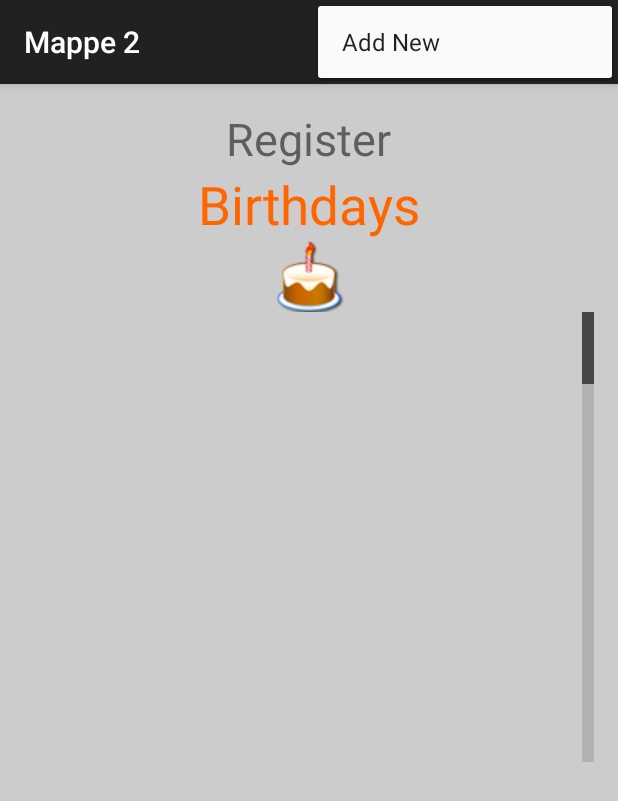
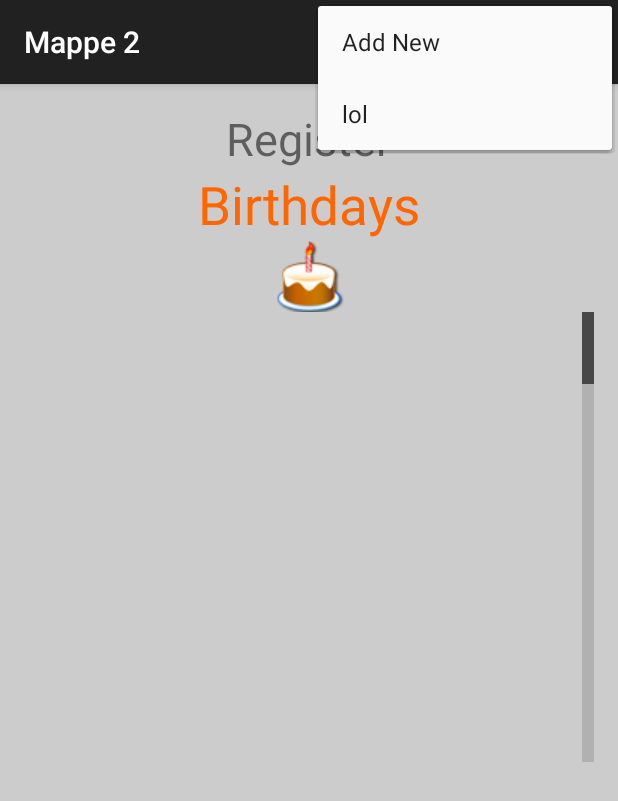
Before and after one commit to s198520/Mappe2, an Android app: the screen it shows after launch (MainActivity), with the options menu open, on a phone screen of 412 x 824 dp. Shown: the top 801 px of the screen. Run offline under Robolectric (Android 15) with nearby library versions, the phone set to English and light mode, and no system bars.

Commit message:
endra på misc ting

```diff
--- a/app/src/main/java/com/example/bilal/mappe2/DisplayContact.java
+++ b/app/src/main/java/com/example/bilal/mappe2/DisplayContact.java
@@ -4,6 +4,7 @@ package com.example.bilal.mappe2;
  * Created by bilal on 10/16/2015.
  */
 
+import android.app.ActionBar;
 import android.os.Bundle;
 import android.app.Activity;
 import android.app.AlertDialog;
--- a/app/src/main/java/com/example/bilal/mappe2/MainActivity.java
+++ b/app/src/main/java/com/example/bilal/mappe2/MainActivity.java
@@ -1,11 +1,13 @@
 package com.example.bilal.mappe2;
 
+import android.app.ActionBar;
 import android.content.Intent;
 import android.support.v7.app.ActionBarActivity;
 import android.os.Bundle;
 
 import android.view.KeyEvent;
 import android.view.Menu;
+import android.view.MenuInflater;
 import android.view.MenuItem;
 import android.view.View;
 
@@ -50,8 +52,10 @@ public class MainActivity extends ActionBarActivity {
     @Override
     public boolean onCreateOptionsMenu(Menu menu) {
         // Inflate the menu; this adds items to the action bar if it is present.
-        getMenuInflater().inflate(R.menu.menu_main, menu);
-        return true;
+        MenuInflater inflater = getMenuInflater();
+        inflater.inflate(R.menu.menu_main, menu);
+
+        return super.onCreateOptionsMenu(menu);
     }
 
     @Override
--- a/app/src/main/res/menu/menu_main.xml
+++ b/app/src/main/res/menu/menu_main.xml
@@ -1,9 +1,17 @@
 <?xml version="1.0" encoding="utf-8"?>
-<menu xmlns:android="http://schemas.android.com/apk/res/android" >
+<menu xmlns:android="http://schemas.android.com/apk/res/android"
+    xmlns:Mappe2="http://schemas.android.com/tools">
 
     <item android:id="@+id/item1"
         android:title="@string/Add_New"
-        android:icon="@drawable/cake">
+        android:icon="@drawable/cake"
+        Mappe2:showAsAction="always">
+    </item>
+    <item
+        android:id="@+id/item2"
+        android:title="lol"
+        android:icon="@drawable/cake"
+        Mappe2:showAsAction="always">
     </item>
 
 </menu>
```
